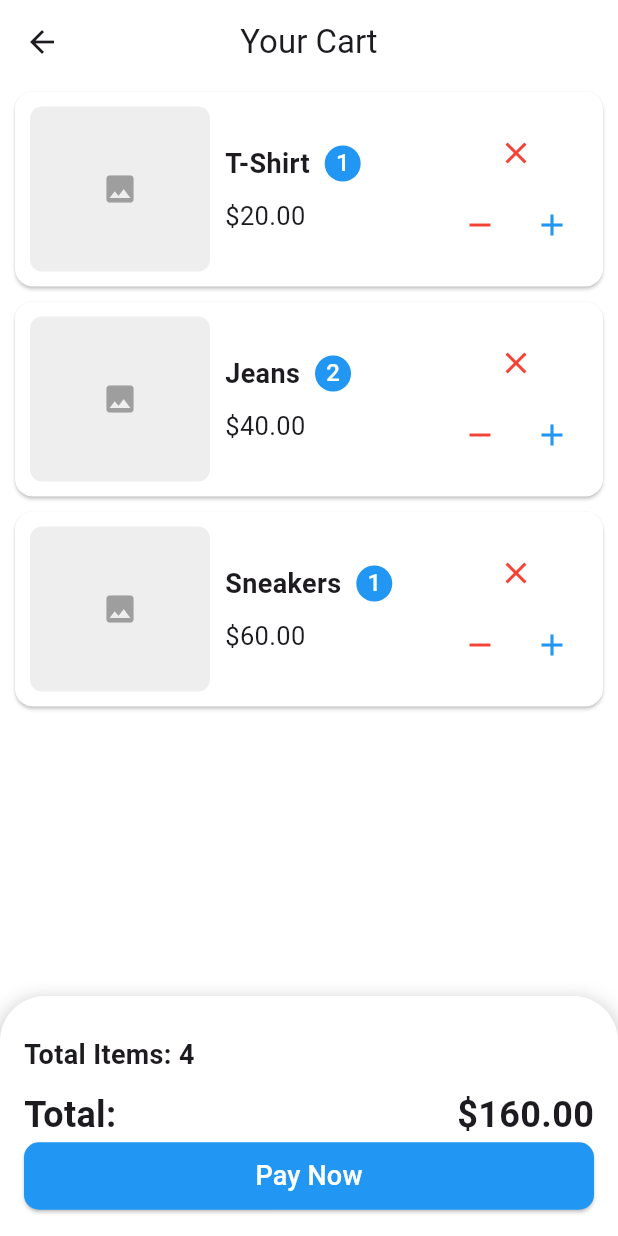
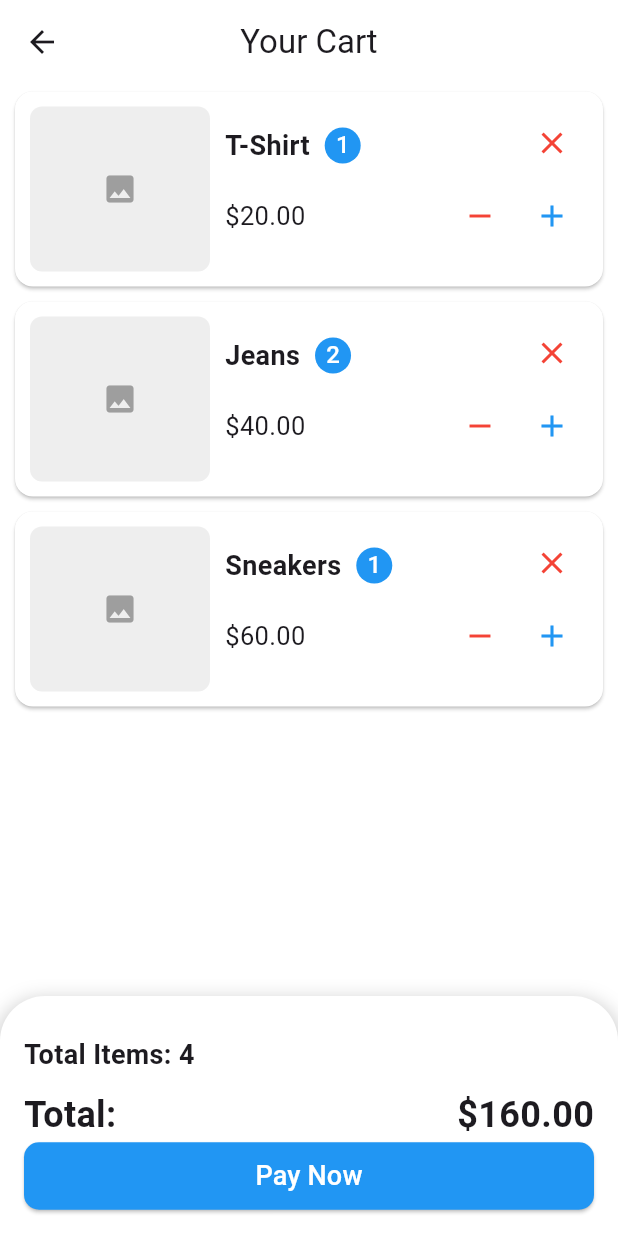
Before and after one commit to hadishamoun1/vesti-app, a Flutter app: the CartScreen screen opened directly, on a phone screen of 412 x 824 dp. Run offline on Flutter 3.47's test engine with Material 3 defaults, Android fonts, the light colour scheme and no system bars; our stand-ins replace geolocator, image_picker, jwt_decoder, permission_handler, shared_preferences; missing offline and left inert: flutter_background_geolocation; accounts and stored records are empty.

Commit message:
Repostion the delete icon

```diff
--- a/lib/screens/Cart.dart
+++ b/lib/screens/Cart.dart
@@ -66,7 +66,9 @@ class _CartScreenState extends State<CartScreen> {
                   margin: EdgeInsets.symmetric(vertical: 5, horizontal: 10),
                   child: Padding(
                     padding: const EdgeInsets.all(10.0),
-                    child: Row(
+                    child: Stack(
+                      children: [
+                        Row(
                           crossAxisAlignment: CrossAxisAlignment.center,
                           children: [
                             // Image container
@@ -110,44 +112,48 @@ class _CartScreenState extends State<CartScreen> {
                                     ],
                                   ),
                                   SizedBox(height: 10),
+                                  // Row to align price with increment/decrement buttons
+                                  Row(
+                                    mainAxisAlignment:
+                                        MainAxisAlignment.spaceBetween,
+                                    children: [
                                       Text(
                                         '\$${cartItems[index].price.toStringAsFixed(2)}',
                                         style: TextStyle(fontSize: 17),
                                       ),
-                            ],
-                          ),
-                        ),
-                        // Quantity controls aligned and centered vertically
-                        Align(
-                          alignment: Alignment.topRight,
-                          child: Column(
-                            mainAxisAlignment: MainAxisAlignment.center,
-                            children: [
-                              // X icon for deletion
-                              IconButton(
-                                icon: Icon(Icons.close, color: Colors.red),
-                                onPressed: () => _removeCartItem(index),
-                              ),
                                       Row(
-                                mainAxisAlignment: MainAxisAlignment.end,
                                         children: [
                                           IconButton(
                                             icon: Icon(
                                               Icons.remove,
                                               color: Colors.red,
                                             ),
-                                    onPressed: () => _decrementQuantity(index),
+                                            onPressed: () =>
+                                                _decrementQuantity(index),
                                           ),
                                           IconButton(
                                             icon: Icon(
                                               Icons.add,
                                               color: Colors.blue,
                                             ),
-                                    onPressed: () => _incrementQuantity(index),
+                                            onPressed: () =>
+                                                _incrementQuantity(index),
                                           ),
                                         ],
                                       ),
                                     ],
+                                  ),
+                                ],
+                              ),
+                            ),
+                          ],
+                        ),
+                        Positioned(
+                          top: 0,
+                          right: 0,
+                          child: IconButton(
+                            icon: Icon(Icons.close, color: Colors.red),
+                            onPressed: () => _removeCartItem(index),
                           ),
                         ),
                       ],
```
Lines whose indentation alone changed are shown as unchanged.
